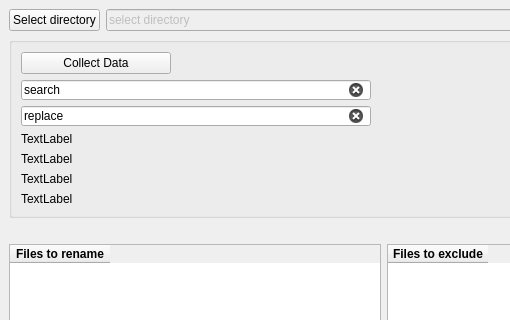
This is mainwindow.ui in knasan/rrn-gui as Qt 5 draws it before an edit; both pictures show x 0 to 510 and y 0 to 320 of the 768 by 606 pixel window. The edited form follows.
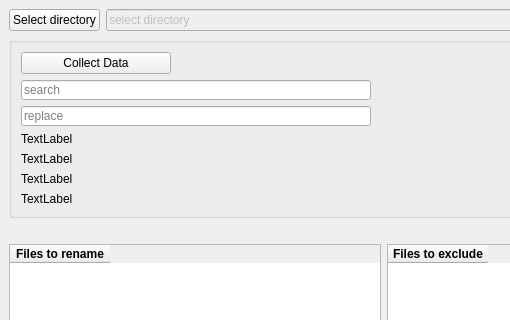
This is the edited form.

Commit message: QLineEdit placeholder Text

The edit to the form file:
```diff
--- a/mainwindow.ui
+++ b/mainwindow.ui
@@ -124,6 +124,9 @@
             <locale language="English" country="UnitedStates"/>
            </property>
            <property name="text">
+            <string/>
+           </property>
+           <property name="placeholderText">
             <string>search</string>
            </property>
            <property name="clearButtonEnabled">
@@ -149,6 +152,9 @@
             <locale language="English" country="UnitedStates"/>
            </property>
            <property name="text">
+            <string/>
+           </property>
+           <property name="placeholderText">
             <string>replace</string>
            </property>
            <property name="clearButtonEnabled">
```
Left out of the diff: 2 changed lines with no effect on the pictures.
